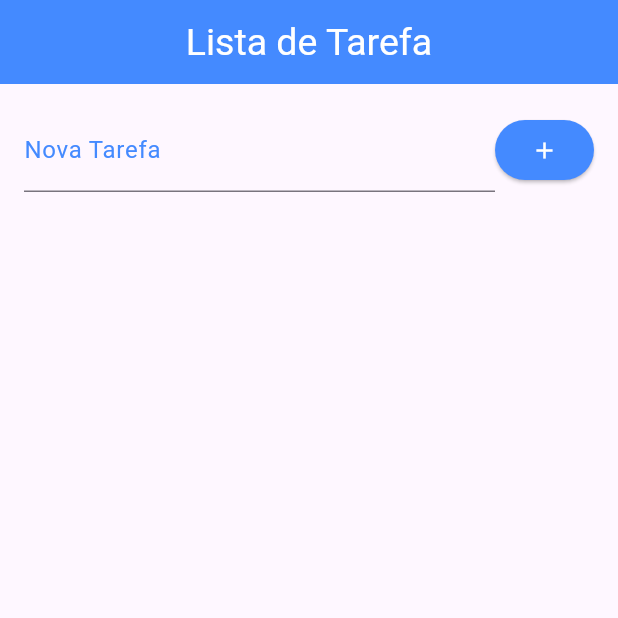
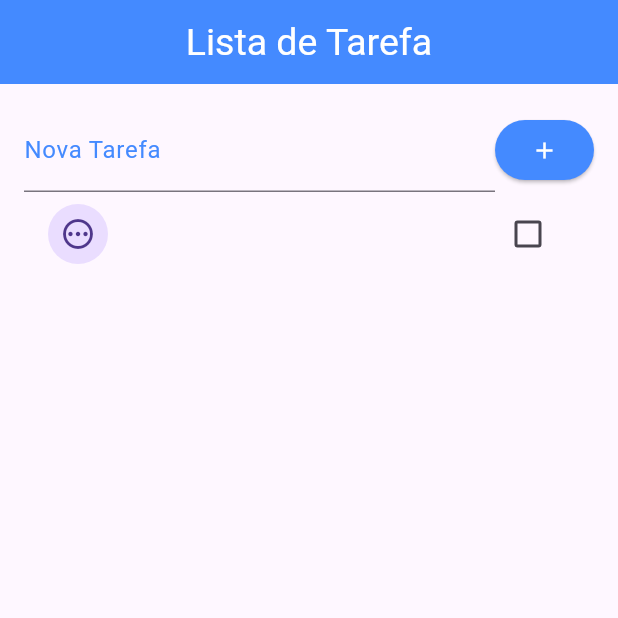
Before and after one commit to MatheusWDB/lista_de_producoes, a Flutter app: the screen it shows after launch, after a tap on the "add" icon, on a phone screen of 412 x 824 dp, the top half of it. Run offline on Flutter 3.47's test engine with Material 3 defaults, Android fonts, the phone set to English and light mode, and no system bars; our stand-ins replace flutter_slidable.

Commit message:
Criando a Lista/Adicionando Itens na Lista

```diff
--- a/lib/pages/home_page.dart
+++ b/lib/pages/home_page.dart
@@ -3,6 +3,7 @@ import 'dart:io';
 
 import 'package:flutter/material.dart';
 import 'package:path_provider/path_provider.dart';
+import 'package:todo_list_2/widgets/list_item.dart';
 
 class HomePage extends StatefulWidget {
   const HomePage({super.key});
@@ -12,6 +13,8 @@ class HomePage extends StatefulWidget {
 }
 
 class _HomePageState extends State<HomePage> {
+  final TextEditingController _toDoController = TextEditingController();
+
   List _toDoList = [];
 
   @override
@@ -35,6 +38,7 @@ class _HomePageState extends State<HomePage> {
                 children: [
                   Expanded(
                     child: TextField(
+                      controller: _toDoController,
                       decoration: InputDecoration(
                         labelText: 'Nova Tarefa',
                         labelStyle: TextStyle(
@@ -44,7 +48,7 @@ class _HomePageState extends State<HomePage> {
                     ),
                   ),
                   ElevatedButton(
-                    onPressed: () {},
+                    onPressed: _addToDo,
                     style: ElevatedButton.styleFrom(
                       backgroundColor: Colors.blueAccent,
                       iconColor: Colors.white,
@@ -53,11 +57,44 @@ class _HomePageState extends State<HomePage> {
                   ),
                 ],
               ),
+              Expanded(
+                child: ListView.builder(
+                  itemCount: _toDoList.length,
+                  itemBuilder: (context, index) {
+                    return CheckboxListTile(
+                      title: Text(_toDoList[index]['title']),
+                      value: _toDoList[index]['ok'],
+                      secondary: CircleAvatar(
+                        child: Icon(
+                          _toDoList[index]['ok']
+                              ? Icons.task_alt
+                              : Icons.pending_outlined,
+                        ),
+                      ),
+                      onChanged: (value) {
+                        setState(() {
+                          _toDoList[index]['ok'] = value;
+                        });
+                      },
+                    );
+                  },
+                ),
+              ),
             ],
           ),
         ),
       ),
     );
+  }
+
+  void _addToDo() {
+    setState(() {
+      Map<String, dynamic> newToDo = {};
+      newToDo['title'] = _toDoController.text;
+      _toDoController.clear();
+      newToDo['ok'] = false;
+      _toDoList.add(newToDo);
+    });
   }
 
   Future<File> _getFile() async {
--- a/pubspec.yaml
+++ b/pubspec.yaml
@@ -35,6 +35,9 @@ dependencies:
   # Use with the CupertinoIcons class for iOS style icons.
   cupertino_icons: ^1.0.8
   path_provider: ^2.1.5
+  intl:
+  flutter_slidable: ^3.1.2
+  shared_preferences: ^2.3.4
 
 dev_dependencies:
   flutter_test:
```
Also changed, not shown: lib/widgets/list_item.dart (added, +63 -0 lines), pubspec.lock, 1 other file.
